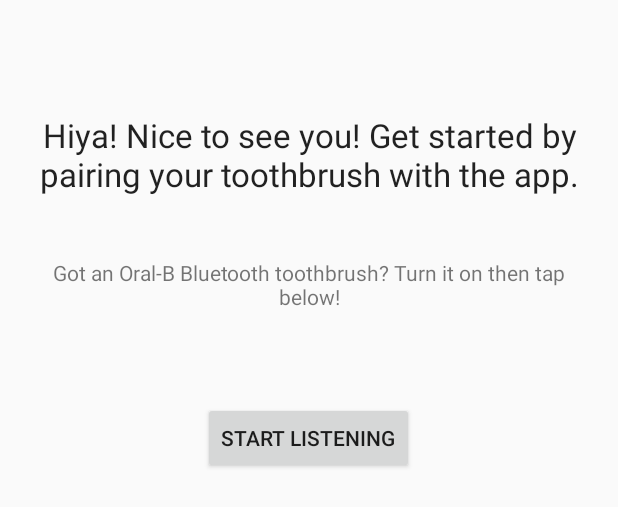
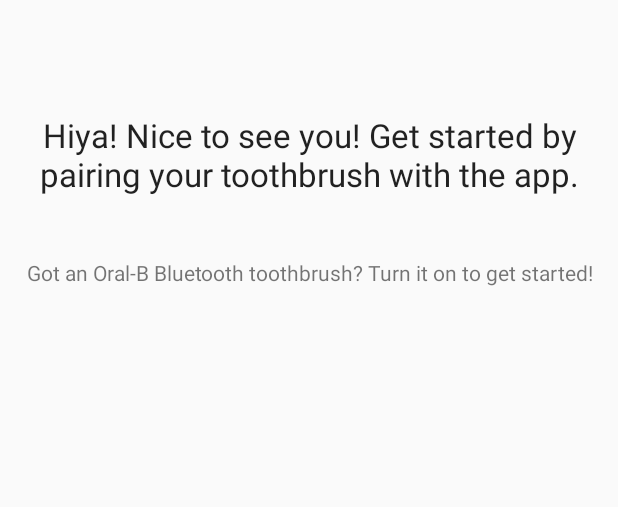
Before and after one commit to skytreader/nefarious-smiles, an Android app: the layout content_smiles.xml on its own in the app's theme, with its tools: preview values and no code run, on a phone screen of 412 x 824 dp. Shown: the top 507 px of the screen. Run offline under Robolectric (Android 15) with nearby library versions, the phone set to English and light mode, and no system bars.

```diff
--- a/app/src/main/java/net/skytreader/kode/smiles/SmilesActivity.java
+++ b/app/src/main/java/net/skytreader/kode/smiles/SmilesActivity.java
@@ -23,7 +23,7 @@ public class SmilesActivity extends AppCompatActivity implements OBTBrushListene
     @Override
     protected void onCreate(Bundle savedInstanceState) {
         super.onCreate(savedInstanceState);
-        //startListening();
+        startListening();
         setContentView(R.layout.activity_smiles);
         Toolbar toolbar = (Toolbar) findViewById(R.id.toolbar);
         setSupportActionBar(toolbar);
@@ -39,6 +39,7 @@ public class SmilesActivity extends AppCompatActivity implements OBTBrushListene
     }
 
     private void startListening(){
+        Toast.makeText(getApplicationContext(), "private startListening", Toast.LENGTH_SHORT).show();
         OBTSDK.setOBTBrushListener(this);
         OBTSDK.authorizeSdk(new OBTSdkAuthorizationListener() {
             @Override
@@ -55,13 +56,14 @@ public class SmilesActivity extends AppCompatActivity implements OBTBrushListene
     }
 
     public void startListening(View v){
+        //Toast.makeText(getApplicationContext(), "scanning for brushes", Toast.LENGTH_SHORT).show();
         startListening();
     }
 
     @Override
     protected void onResume(){
         super.onResume();
-        //startListening();
+        startListening();
     }
 
     @Override
--- a/app/src/main/java/net/skytreader/kode/smiles/SplashActivity.java
+++ b/app/src/main/java/net/skytreader/kode/smiles/SplashActivity.java
@@ -45,7 +45,6 @@ public class SplashActivity extends AppCompatActivity {
 
         mVisible = true;
 
-        // Set up the user interaction to manually show or hide the system UI.
         try{
             OBTSDK.initialize(this);
         } catch(PackageManager.NameNotFoundException nnfe){
--- a/app/src/main/res/layout/content_smiles.xml
+++ b/app/src/main/res/layout/content_smiles.xml
@@ -9,16 +9,6 @@
     app:layout_behavior="@string/appbar_scrolling_view_behavior"
     tools:showIn="@layout/activity_smiles"
     tools:context="net.skytreader.kode.smiles.SmilesActivity">
-
-    <Button
-        android:layout_width="wrap_content"
-        android:layout_height="wrap_content"
-        android:text="Start Listening"
-        android:id="@+id/button3"
-        android:layout_marginTop="137dp"
-        android:onClick="startListening"
-        android:layout_below="@+id/textView2"
-        android:layout_centerHorizontal="true" />
 
     <TextView
         android:layout_width="wrap_content"
--- a/app/src/main/res/values/strings.xml
+++ b/app/src/main/res/values/strings.xml
@@ -24,7 +24,7 @@
     </string>
     <string name="title_activity_smiles">SmilesActivity</string>
     <string name="welcome_text">Hiya! Nice to see you! Get started by pairing your toothbrush with the app.</string>
-    <string name="welcome_instructions">Got an Oral-B Bluetooth toothbrush? Turn it on then tap below!</string>
+    <string name="welcome_instructions">Got an Oral-B Bluetooth toothbrush? Turn it on to get started!</string>
     <string name="title_activity_achievement">AchievementActivity</string>
     <string name="achievement_unlocked">Achievement Unlocked!</string>
 </resources>
```
Also changed, not shown: app/src/main/java/net/skytreader/kode/smiles/net/skytreaer/kode/smiles/model/LocalDBContract.java (added, +18 -0 lines), app/src/main/java/net/skytreader/kode/smiles/net/skytreaer/kode/smiles/model/LocalDBHelper.java (added, +39 -0 lines), app/src/main/res/layout/activity_login.xml (+7 -2 lines).
